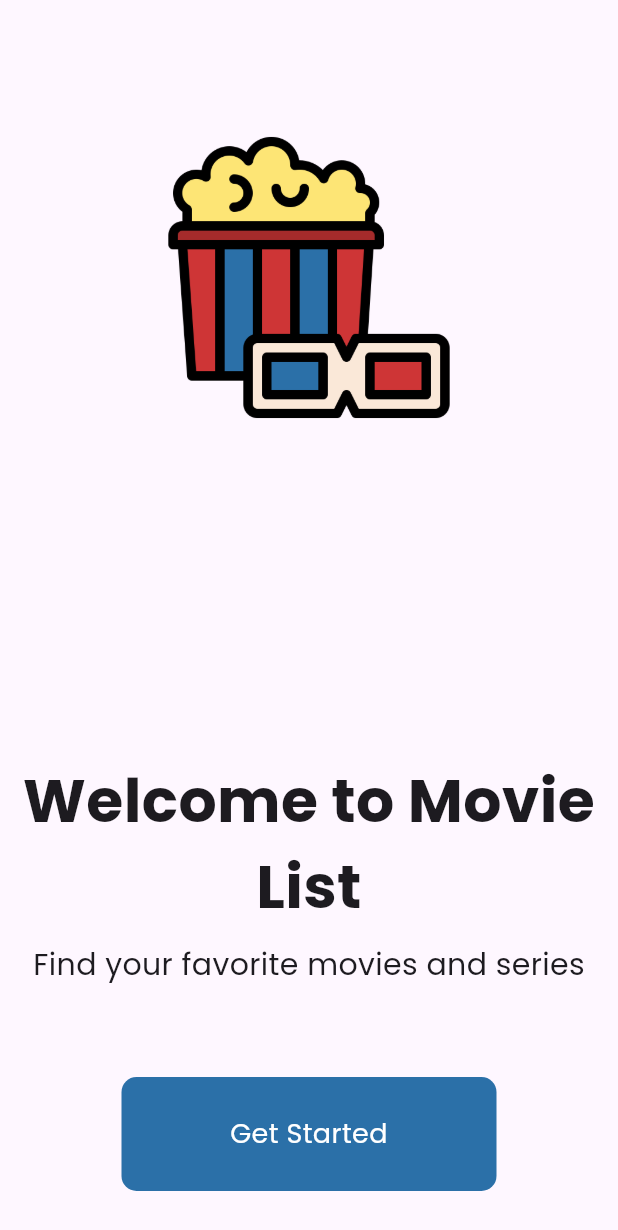
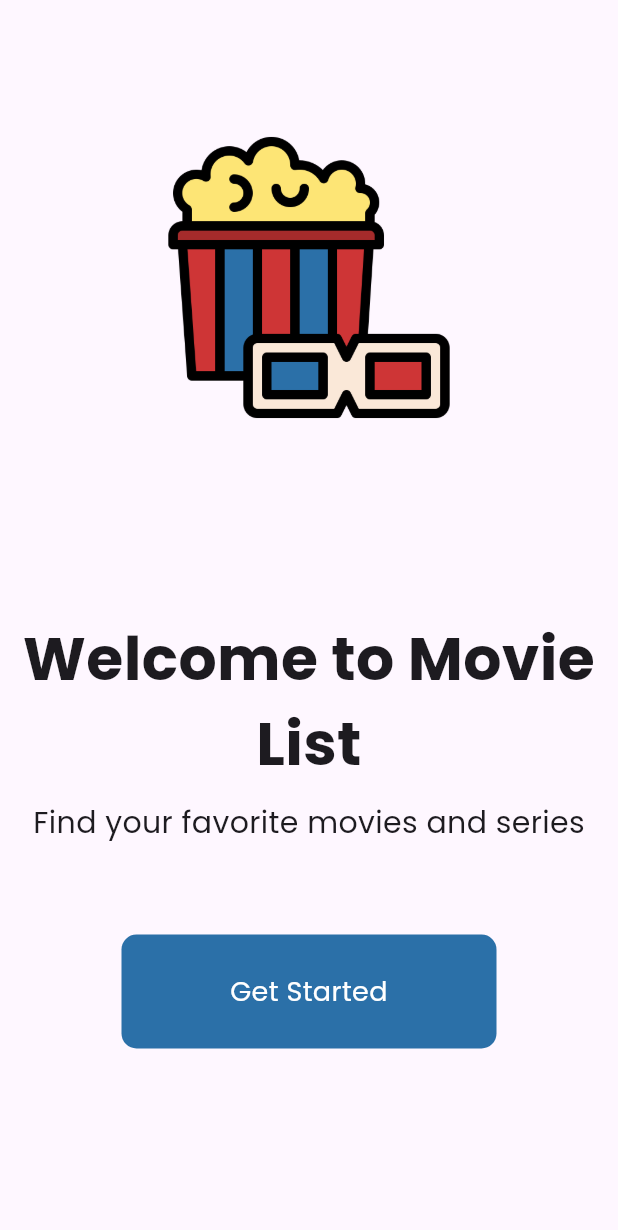
Before and after one commit to NaufalFadhiil/dicoding-movie-list, a Flutter app: the screen it shows after launch, on a phone screen of 412 x 824 dp. Shown: the top 1230 px of the screen. Run offline on Flutter 3.47's test engine with Material 3 defaults, Android fonts, the phone set to English and light mode, and no system bars.

Commit message:
Fixed: handle overflow startpage and widget structure

```diff
--- a/lib/pages/start_page.dart
+++ b/lib/pages/start_page.dart
@@ -8,14 +8,9 @@ class StartPage extends StatelessWidget {
   Widget build(BuildContext context) {
     return Scaffold(
       body: SafeArea(
-        child: LayoutBuilder(
-          builder: (context, constraints) {
-            return Column(
-              // LOGO
-              children: [
-                Expanded(
         child: SingleChildScrollView(
           child: Column(
+            // LOGO
             children: [
               const SizedBox(height: 60),
               Padding(
@@ -24,10 +19,6 @@ class StartPage extends StatelessWidget {
                   'lib/images/logo_start.png',
                   width: 200,
                   height: 250,
-                          ),
-                        ),
-                      ],
-                    ),
                 ),
               ),
               const Padding(
@@ -64,9 +55,7 @@ class StartPage extends StatelessWidget {
                   onTap: () {
                     Navigator.push(
                       context,
-                        MaterialPageRoute(
-                          builder: (context) => const HomePage(),
-                        ),
+                      MaterialPageRoute(builder: (context) => const HomePage()),
                     );
                   },
                   child: Container(
@@ -89,8 +78,7 @@ class StartPage extends StatelessWidget {
                 ),
               ),
             ],
-            );
-          },
+          ),
         ),
       ),
     );
```
Lines whose indentation alone changed are shown as unchanged.
